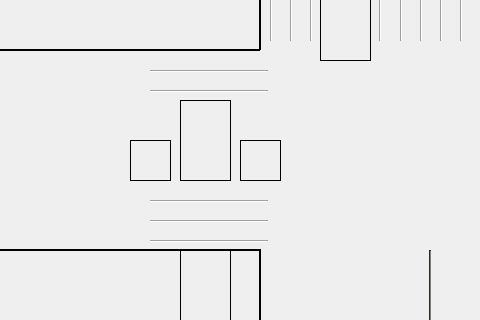
Above: Tarea4/mainwindow.ui from estejairo/ELO329-Tarea4 before the change; both pictures show x 0 to 480 and y 97 to 417 of the 894 by 677 pixel window. Below: the same form after it.
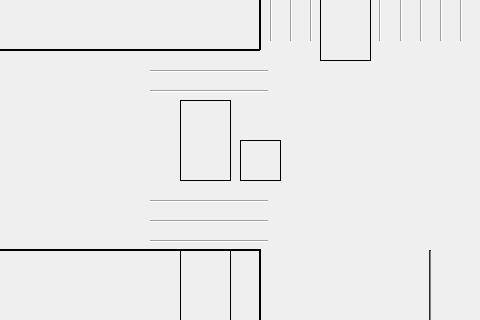
That is the form after the change.

The edit to the form file:
```diff
--- a/Tarea4/mainwindow.ui
+++ b/Tarea4/mainwindow.ui
@@ -2853,22 +2853,6 @@
      <string/>
     </property>
    </widget>
-   <widget class="QLabel" name="semg1">
-    <property name="geometry">
-     <rect>
-      <x>130</x>
-      <y>220</y>
-      <width>41</width>
-      <height>41</height>
-     </rect>
-    </property>
-    <property name="frameShape">
-     <enum>QFrame::Box</enum>
-    </property>
-    <property name="text">
-     <string/>
-    </property>
-   </widget>
    <widget class="QLabel" name="sem2">
     <property name="geometry">
      <rect>
```
Left out of the diff: 2 changed lines with no effect on the pictures.
